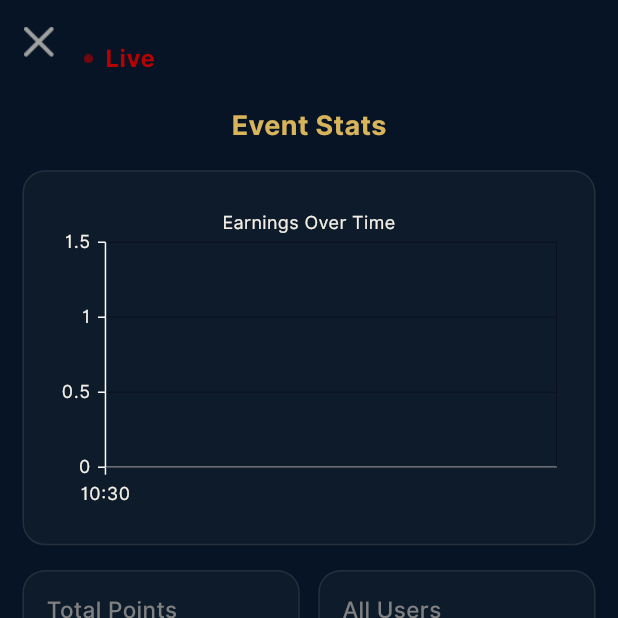
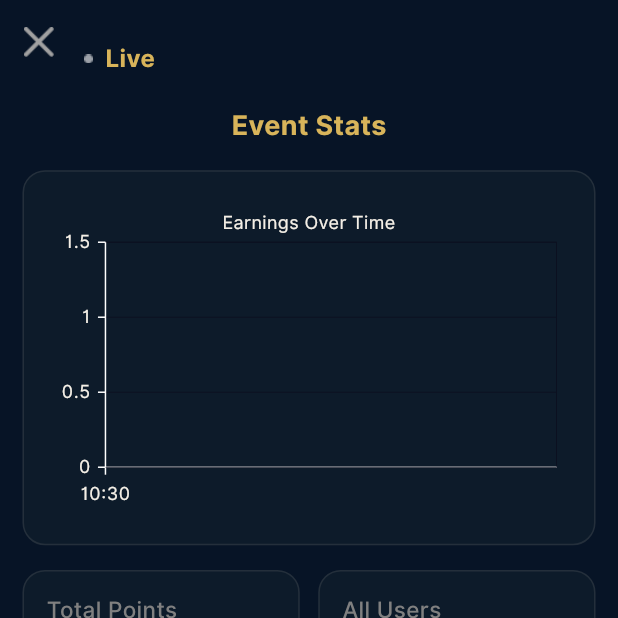
Before and after one commit to Elpadrino971/Eliv, a Flutter app: the StatsScreen screen opened directly with empty values, on a phone screen of 412 x 824 dp, the top half of it. Run offline on Flutter 3.47's test engine with Material 3 defaults, Android fonts, the phone set to English and light mode, and no system bars; our stand-ins replace cached_network_image, firebase_auth, firebase_core, firebase_messaging, flutter_local_notifications, get and 7 more; missing offline and left inert: purchases_flutter, zego_uikit_prebuilt_live_streaming; accounts and stored records are empty; statements that could not run were skipped.

Commit message:
design(etapes 7-10): harmonisation wallet/abonnements/support/studio/stats
- transactions_card : date/sous-titre/nom passaient en gris a 30% d'opacite
  (quasi illisibles sur bleu nuit) -> textMuted
- stats_screen : rouge decoratif residuel (0xffB80000) -> or
- Cartes points/abonnement/transactions verifiees (deja coherentes : cardDeep,
  bordures or, en-tete degrade or)
- Couleurs semantiques conservees (vert succes / rouge erreur, badges de statut)

Les ecrans 7-10 (wallet, points store, paiement, abonnements, support, studio
artiste, revenue, withdraw, events, stats, analytics, historique) heritent de
l'harmonisation globale + du kit premium. Refonte fine de mise en page a valider
sur captures.

```diff
--- a/lib/artist_bottom_bar/screen/Events/stats_screen.dart
+++ b/lib/artist_bottom_bar/screen/Events/stats_screen.dart
@@ -82,12 +82,12 @@ class _StatsScreenState extends State<StatsScreen> {
           ),
           subtitle: Row(
             children: [
-              Image.asset('assets/dots.png', color: const Color(0xffB80000)),
+              Image.asset('assets/dots.png', color: const goldPrimary),
               width(0.02),
               const Text(
                 'Live',
                 style: TextStyle(
-                  color: Color(0xffB80000),
+                  color: goldPrimary,
                   fontSize: 16,
                   fontWeight: FontWeight.bold,
                 ),
--- a/lib/widgets/transactions_card.dart
+++ b/lib/widgets/transactions_card.dart
@@ -60,7 +60,7 @@ class _TransactionsCardState extends State<TransactionsCard> {
           Text(
             widget.date,
             style: TextStyle(
-              color: greyColor.withValues(alpha: 0.3),
+              color: textMuted,
               fontWeight: FontWeight.bold,
               fontSize: 16,
             ),
@@ -69,7 +69,7 @@ class _TransactionsCardState extends State<TransactionsCard> {
           Text(
             widget.subTitle,
             style: TextStyle(
-              color: greyColor.withValues(alpha: 0.3),
+              color: textMuted,
               fontWeight: FontWeight.bold,
               fontSize: 16,
             ),
@@ -81,7 +81,7 @@ class _TransactionsCardState extends State<TransactionsCard> {
               Text(
                 widget.name,
                 style: TextStyle(
-                  color: greyColor.withValues(alpha: 0.3),
+                  color: textMuted,
                   fontWeight: FontWeight.bold,
                   fontSize: 14,
                 ),
```
Also changed, not shown: 1 other file.
